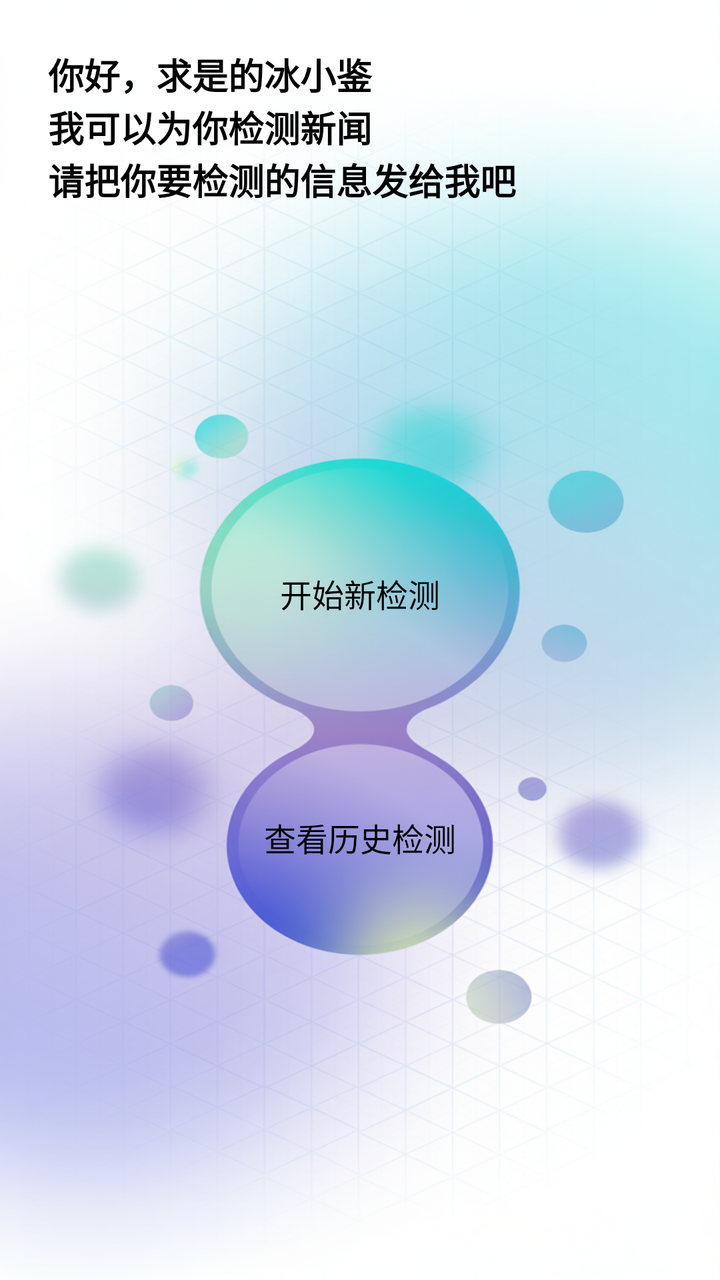
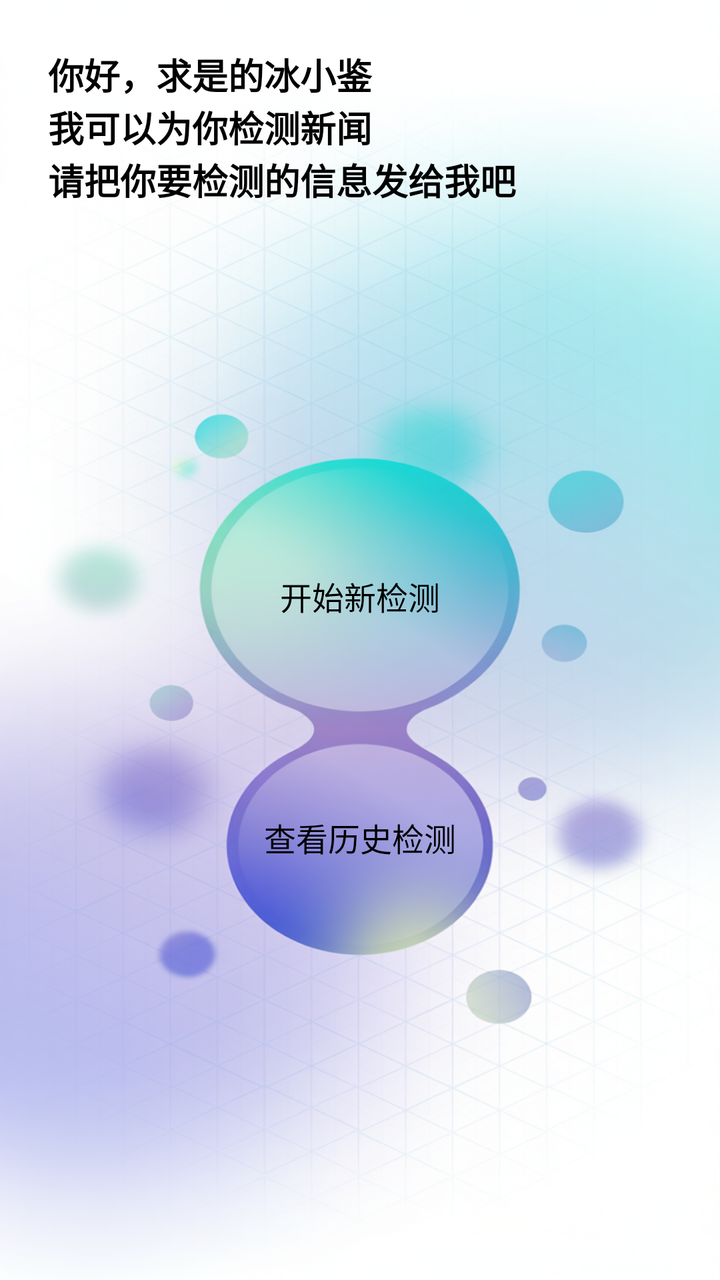

Compare the two renders of this Android layout. The source of the first and the diff that turns it into the second are given below.
<!-- AndroidManifest.xml: application theme Theme.InsightNewsAndroid -->
<!-- res/layout/fragment_home.xml -->
<?xml version="1.0" encoding="utf-8"?>
<androidx.constraintlayout.widget.ConstraintLayout
    xmlns:android="http://schemas.android.com/apk/res/android"
    xmlns:app="http://schemas.android.com/apk/res-auto"
    android:layout_width="match_parent"
    android:layout_height="match_parent"
    android:background="@drawable/bg_home">

    <TextView
        android:id="@+id/tvIntro"
        android:layout_width="wrap_content"
        android:layout_height="wrap_content"
        android:text="你好，求是的冰小鉴\n我可以为你检测新闻\n请把你要检测的信息发给我吧"
        android:textSize="18sp"
        android:textStyle="bold"
        android:textColor="#000000"
        android:layout_marginTop="24dp"
        android:layout_marginStart="24dp"
        app:layout_constraintTop_toTopOf="parent"
        app:layout_constraintStart_toStartOf="parent" />

    
    <com.google.android.material.button.MaterialButton
        android:id="@+id/btnNewDetection"
        style="@style/Widget.Material3.Button.TextButton"
        android:layout_width="0dp"
        android:layout_height="60dp"
        android:text="开始新检测"
        android:textSize="16sp"
        android:background="@android:color/transparent"
        android:textColor="#000000"
        app:layout_constraintTop_toTopOf="parent"
        app:layout_constraintBottom_toBottomOf="parent"
        app:layout_constraintStart_toStartOf="parent"
        app:layout_constraintEnd_toEndOf="parent"
        app:layout_constraintVertical_bias="0.46"
        app:layout_constraintWidth_percent="0.4" />

    
    <com.google.android.material.button.MaterialButton
        android:id="@+id/btnViewHistory"
        style="@style/Widget.Material3.Button.TextButton"
        android:layout_width="0dp"
        android:layout_height="60dp"
        android:text="查看历史检测"
        android:textSize="16sp"
        android:background="@android:color/transparent"
        android:textColor="#000000"
        app:layout_constraintTop_toTopOf="parent"
        app:layout_constraintBottom_toBottomOf="parent"
        app:layout_constraintStart_toStartOf="parent"
        app:layout_constraintEnd_toEndOf="parent"
        app:layout_constraintVertical_bias="0.67"
        app:layout_constraintWidth_percent="0.4" />

</androidx.constraintlayout.widget.ConstraintLayout>
<!-- resources referenced by this layout -->
<resources>
  <!-- drawable bg_home: png bitmap (drawable, 890645 bytes) -->
  <style name="Theme.InsightNewsAndroid" parent="Theme.MaterialComponents.DayNight.DarkActionBar">
          <item name="colorPrimary">@color/purple_500</item>
          <item name="colorPrimaryVariant">@color/purple_700</item>
          <item name="colorOnPrimary">@color/white</item>
          <item name="colorSecondary">@color/teal_200</item>
          <item name="colorSecondaryVariant">@color/teal_700</item>
          <item name="colorOnSecondary">@color/black</item>
          <item name="android:statusBarColor">?attr/colorPrimaryVariant</item>
          <item name="android:windowBackground">@drawable/bg_loading</item>
      </style>
  <color name="purple_500">#8A2BE2</color>
  <color name="purple_700">#7B1FA2</color>
  <color name="white">#FFFFFF</color>
  <color name="teal_200">#FF03DAC5</color>
  <color name="teal_700">#FF018786</color>
  <color name="black">#000000</color>
  <!-- drawable bg_loading: jpg bitmap (drawable, 309895 bytes) -->
</resources>

<!-- the commit's change to res/layout/fragment_home.xml (unified diff, before → after) -->
@@ -24,7 +24,7 @@
         android:id="@+id/btnNewDetection"
         style="@style/Widget.Material3.Button.TextButton"
         android:layout_width="0dp"
-        android:layout_height="60dp"
+        android:layout_height="90dp"
         android:text="开始新检测"
         android:textSize="16sp"
         android:background="@android:color/transparent"
<!-- resource entries referenced after the edit -->
@@ -2,20 +2,27 @@
 <resources>
   <!-- drawable bg_home: png bitmap (drawable, 890645 bytes) -->
   <style name="Theme.InsightNewsAndroid" parent="Theme.MaterialComponents.DayNight.DarkActionBar">
-          <item name="colorPrimary">@color/purple_500</item>
-          <item name="colorPrimaryVariant">@color/purple_700</item>
+          
+          <item name="colorPrimary">@color/blue_600</item>
+          <item name="colorPrimaryVariant">@color/blue_700</item>
           <item name="colorOnPrimary">@color/white</item>
-          <item name="colorSecondary">@color/teal_200</item>
-          <item name="colorSecondaryVariant">@color/teal_700</item>
+  
+          
+          <item name="colorSecondary">@color/blue_300</item>
+          <item name="colorSecondaryVariant">@color/blue_400</item>
           <item name="colorOnSecondary">@color/black</item>
+  
+          
           <item name="android:statusBarColor">?attr/colorPrimaryVariant</item>
+  
+          
           <item name="android:windowBackground">@drawable/bg_loading</item>
       </style>
-  <color name="purple_500">#8A2BE2</color>
-  <color name="purple_700">#7B1FA2</color>
+  <color name="blue_600">#1E88E5</color>
+  <color name="blue_700">#1976D2</color>
   <color name="white">#FFFFFF</color>
-  <color name="teal_200">#FF03DAC5</color>
-  <color name="teal_700">#FF018786</color>
+  <color name="blue_300">#64B5F6</color>
+  <color name="blue_400">#42A5F5</color>
   <color name="black">#000000</color>
   <!-- drawable bg_loading: jpg bitmap (drawable, 309895 bytes) -->
 </resources>
